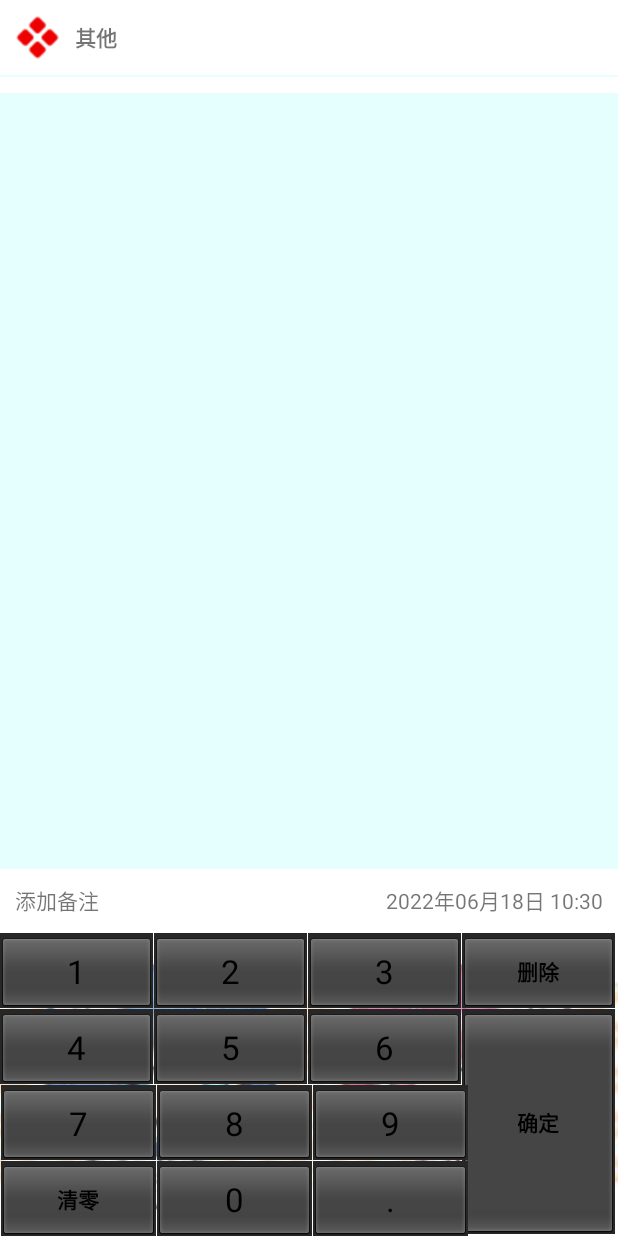
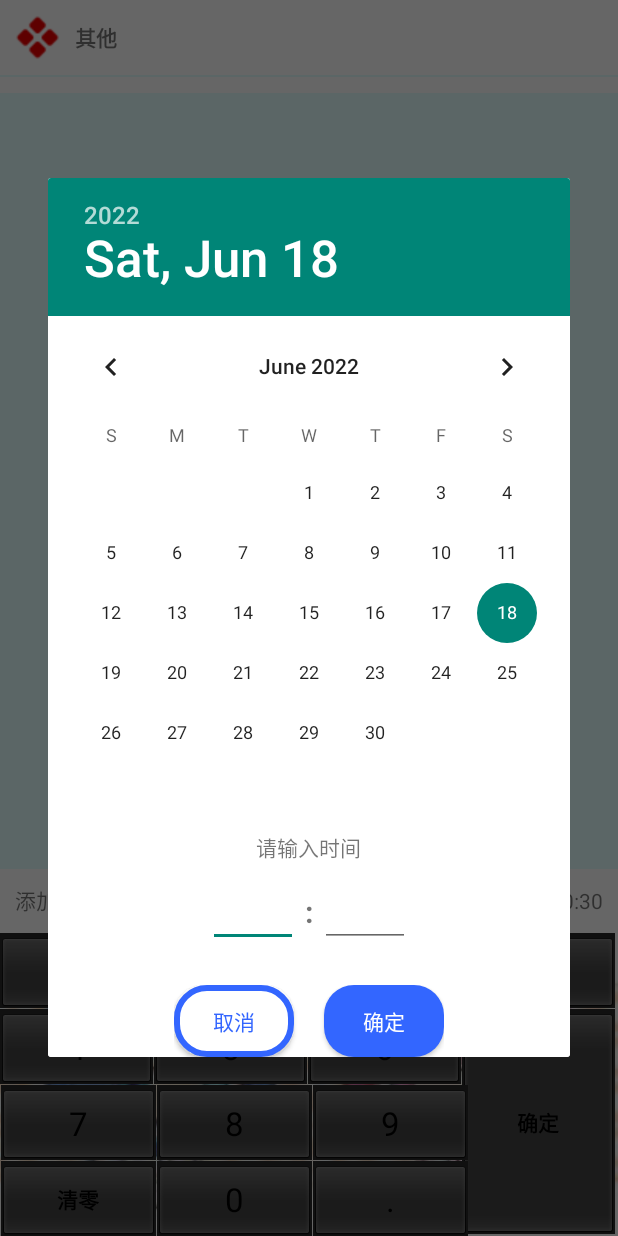
Before and after one commit to Arete-FFF/WhereYourMoney, an Android app: the fragment FatherFragment shown on its own in the app's theme, after a tap on an icon or button, on a phone screen of 412 x 824 dp. Run offline under Robolectric (Android 15) with nearby library versions, the phone set to English and light mode, and no system bars.

Commit message:
插入 数据完成

```diff
--- a/app/src/main/java/com/fxy/greatassignment/frag_write/FatherFragment.java
+++ b/app/src/main/java/com/fxy/greatassignment/frag_write/FatherFragment.java
@@ -20,6 +20,7 @@ import com.fxy.greatassignment.R;
 import com.fxy.greatassignment.database.AccountBean;
 import com.fxy.greatassignment.database.DBManager;
 import com.fxy.greatassignment.database.TypeBean;
+import com.fxy.greatassignment.utils.CalendarDialog;
 import com.fxy.greatassignment.utils.KeyBoardUtils;
 import com.fxy.greatassignment.utils.RemarkDialog;
 
@@ -175,7 +176,7 @@ public class FatherFragment extends Fragment implements View.OnClickListener {
     public void showBZDialog() {
         final RemarkDialog remarkDialog = new RemarkDialog(getContext());
         remarkDialog.show();
-//        remarkDialog.setRemarkSize();
+        remarkDialog.setDialogSize();
         remarkDialog.setOnEnsureListener(new RemarkDialog.OnEnsureListener() {
             @Override
             public void onEnsure() {
@@ -189,6 +190,21 @@ public class FatherFragment extends Fragment implements View.OnClickListener {
         });
     }
 
+    // 弹出时间对话框
     private void showTimeDialog() {
+        CalendarDialog calendarDialog = new CalendarDialog(getContext());
+        // 展示时间对话框
+        calendarDialog.show();
+        //设置点击确定的监听
+        calendarDialog.setOnEnsureListener(new CalendarDialog.OnEnsureListener() {
+            @Override
+            public void onEnsure(String time1, int year, int month, int day) {
+                time.setText(time1);
+                accountBean.setTime(time1);
+                accountBean.setYear(year);
+                accountBean.setMoney(month);
+                accountBean.setDay(day);
+            }
+        });
     }
 }
--- /dev/null
+++ b/app/src/main/java/com/fxy/greatassignment/utils/CalendarDialog.java
@@ -0,0 +1,121 @@
+package com.fxy.greatassignment.utils;
+
+
+import android.app.Dialog;
+import android.content.Context;
+import android.os.Bundle;
+import android.text.TextUtils;
+import android.view.View;
+import android.widget.Button;
+import android.widget.DatePicker;
+import android.widget.EditText;
+
+import androidx.annotation.NonNull;
+
+import com.fxy.greatassignment.R;
+
+import java.text.SimpleDateFormat;
+
+/*
+ * 选择时间对话框
+ */
+public class CalendarDialog extends Dialog implements View.OnClickListener {
+    //定义所需要控件
+    DatePicker datePicker;
+    EditText hour,minute;
+    Button cancel,ensure;
+
+    // 设置点击确定接口 与 备注类似
+    OnEnsureListener onEnsureListener;
+    public  interface OnEnsureListener{
+        public void onEnsure(String time, int year, int month, int day);
+    }
+
+    public void setOnEnsureListener(OnEnsureListener onEnsureListener) {
+        this.onEnsureListener = onEnsureListener;
+    }
+
+
+    @Override
+    protected void onCreate(Bundle savedInstanceState) {
+        super.onCreate(savedInstanceState);
+        //获取calender 的 xml
+        setContentView(R.layout.dialog_calendar);
+
+        // 绑定对应id
+        datePicker = findViewById(R.id.dialog_calendar_dp);
+        hour = findViewById(R.id.dialog_calendar_et_hour);
+        minute = findViewById(R.id.dialog_calendar_et_minute);
+        cancel = findViewById(R.id.dialog_calendar_btn_cancel);
+        ensure = findViewById(R.id.dialog_calendar_btn_ensure);
+
+        // 绑定确认与取消的点击事件
+        ensure.setOnClickListener(this);
+        cancel.setOnClickListener(this);
+    }
+
+    public CalendarDialog(@NonNull Context context) {
+        super(context);
+    }
+
+    @Override
+    public void onClick(View v) {
+        switch (v.getId()){
+            case R.id.dialog_calendar_btn_cancel:
+                cancel();//取消并返回
+                break;
+            case R.id.dialog_calendar_btn_ensure:
+                //获取年月日
+                int year = datePicker.getYear();
+                int month = datePicker.getMonth()+1;
+                int day = datePicker.getDayOfMonth();
+
+                //获取输入的小时和分钟
+                String hourStr = hour.getText().toString();
+                String minuteStr = minute.getText().toString();
+
+
+                // 处理年月日的格式问题
+                String monthStr = String.valueOf(month);
+                if (month<10){
+                    monthStr = "0"+month;
+                }
+                String dayStr = String.valueOf(day);
+                if (day<10){
+                    dayStr="0"+day;
+                }
+
+
+                // 处理时间格式化
+                int hour = 0;
+                //不满足24小时  或者60分钟的将其取余数
+                if (!TextUtils.isEmpty(hourStr)) {
+                    hour = Integer.parseInt(hourStr);
+                    hour=hour%24;
+                }
+                int minute = 0;
+                if (!TextUtils.isEmpty(minuteStr)) {
+                    minute = Integer.parseInt(minuteStr);
+                    minute=minute%60;
+                }
+                // 处理完数据转为str
+                hourStr=String.valueOf(hour);
+                minuteStr=String.valueOf(minute);
+                // 格式化输入时间
+                if (hour<10){
+                    hourStr="0"+hour;
+                }
+                if (minute<10){
+                    minuteStr="0"+minute;
+                }
+                String time = year+"年"+monthStr+"月"+dayStr+"日 "+hourStr+":"+minuteStr;
+
+                if (onEnsureListener!=null){
+                    onEnsureListener.onEnsure(time, year,month,day);
+                }
+                cancel();
+                break;
+        }
+
+    }
+}
--- /dev/null
+++ b/app/src/main/res/layout/dialog_calendar.xml
@@ -0,0 +1,67 @@
+<?xml version="1.0" encoding="utf-8"?>
+<LinearLayout xmlns:android="http://schemas.android.com/apk/res/android"
+    android:orientation="vertical" android:layout_width="wrap_content"
+    android:layout_height="wrap_content"
+    android:background="@color/white">
+    <DatePicker
+        android:id="@+id/dialog_calendar_dp"
+        android:layout_width="wrap_content"
+        android:layout_height="wrap_content"
+        android:layout_gravity="center"
+        />
+
+    <TextView
+        android:layout_width="wrap_content"
+        android:layout_height="wrap_content"
+        android:text="请输入时间"
+        android:layout_gravity="center"
+        android:padding="5dp"/>
+    <LinearLayout
+        android:layout_width="wrap_content"
+        android:layout_height="wrap_content"
+        android:orientation="horizontal"
+        android:layout_gravity="center"
+        android:padding="5dp">
+        <EditText
+            android:id="@+id/dialog_calendar_et_hour"
+            android:layout_width="60dp"
+            android:layout_height="wrap_content"
+            android:inputType="number"
+            android:maxLength="2"/>
+        <TextView
+            android:layout_width="wrap_content"
+            android:layout_height="wrap_content"
+            android:text=" : "
+            android:textSize="20dp"
+            android:textStyle="bold"/>
+        <EditText
+            android:id="@+id/dialog_calendar_et_minute"
+            android:layout_width="60dp"
+            android:layout_height="wrap_content"
+            android:inputType="number"
+            android:maxLength="2"/>
+    </LinearLayout>
+    <LinearLayout
+        android:layout_width="wrap_content"
+        android:layout_height="wrap_content"
+        android:layout_gravity="center"
+        android:orientation="horizontal"
+        android:layout_marginTop="20dp">
+        <Button
+            android:id="@+id/dialog_calendar_btn_cancel"
+            android:layout_width="80dp"
+            android:layout_height="wrap_content"
+            android:text="取消"
+            android:textColor="@color/blue_3366ff"
+            android:background="@drawable/dialog_btn_bg_1"
+            android:layout_marginRight="10dp"/>
+        <Button
+            android:id="@+id/dialog_calendar_btn_ensure"
+            android:layout_width="80dp"
+            android:layout_height="wrap_content"
+            android:text="确定"
+            android:textColor="@color/white"
+            android:background="@drawable/dialog_btn_bg_2"
+            android:layout_marginLeft="10dp"/>
+    </LinearLayout>
+</LinearLayout>
```
Also changed, not shown: app/src/main/java/com/fxy/greatassignment/database/DBManager.java (+12 -0 lines), app/src/main/java/com/fxy/greatassignment/utils/RemarkDialog.java (+38 -0 lines).
